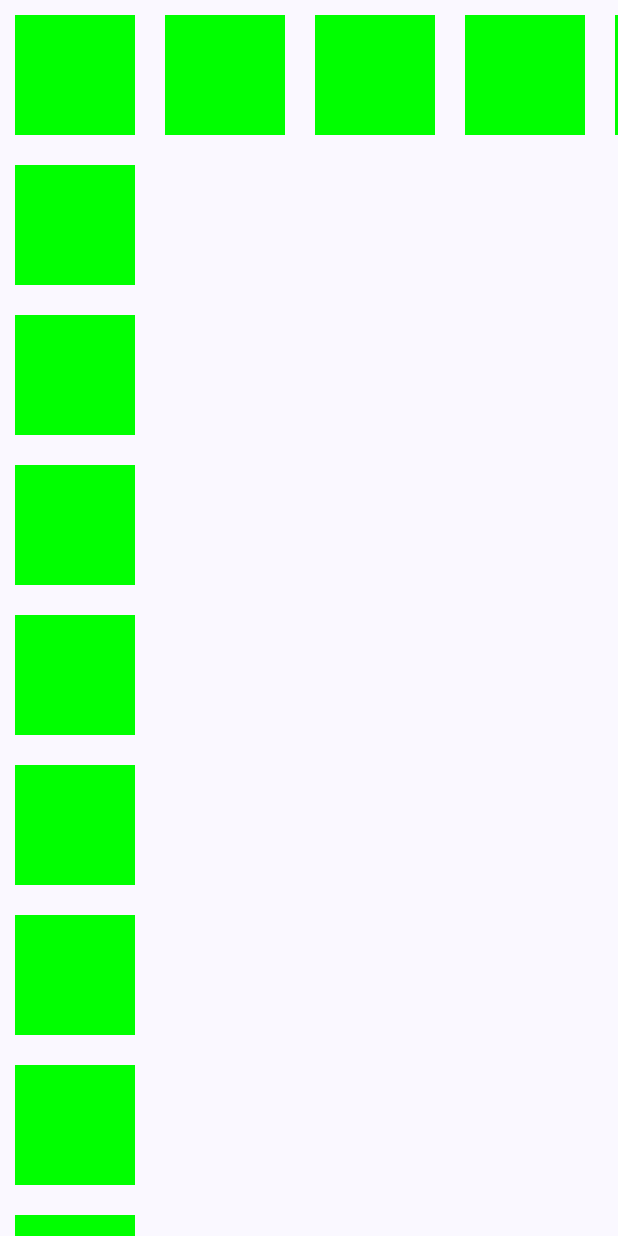
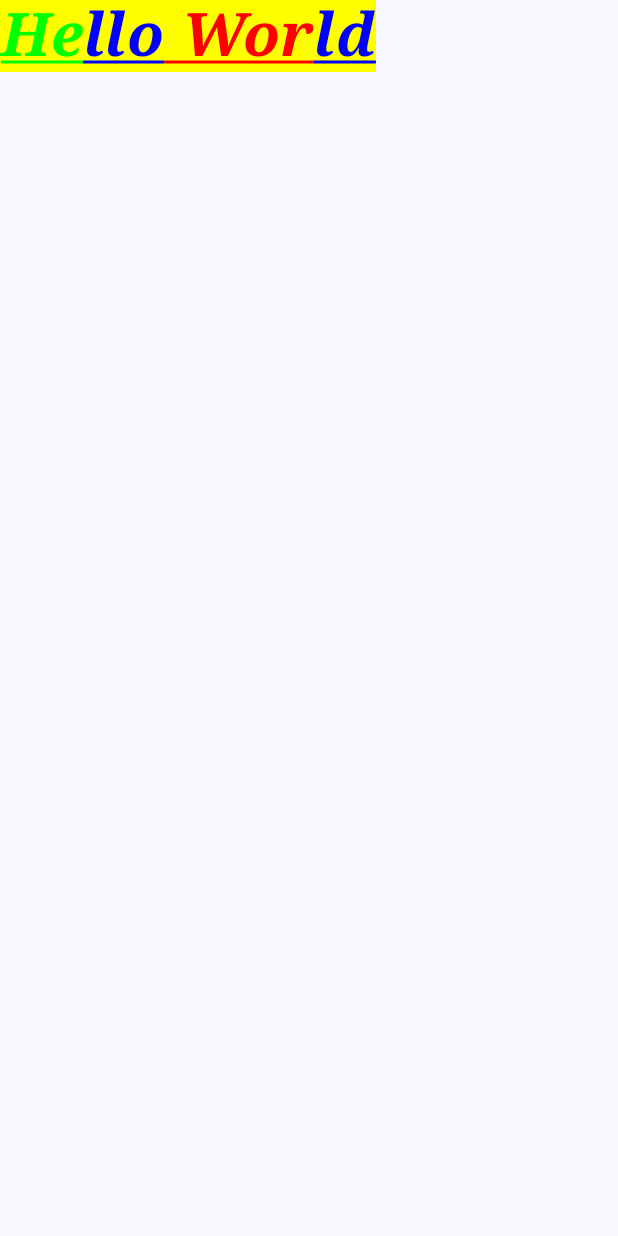
Before and after one commit to meuleuheu/JetpackComposeBasic, an Android app built with Jetpack Compose: the @Preview function GreetingPreview, on a phone screen of 412 x 824 dp. Run offline under Robolectric (Android 15) with nearby library versions, the phone set to English and light mode, and no system bars.

Commit message:
Text, font

```diff
--- a/app/src/main/java/com/example/jetpackcomposebasic/MainActivity.kt
+++ b/app/src/main/java/com/example/jetpackcomposebasic/MainActivity.kt
@@ -35,10 +35,22 @@ import androidx.compose.runtime.setValue
 import androidx.compose.ui.Alignment
 import androidx.compose.ui.Modifier
 import androidx.compose.ui.draw.clip
+import androidx.compose.ui.draw.rotate
 import androidx.compose.ui.draw.shadow
 import androidx.compose.ui.graphics.Color
+import androidx.compose.ui.text.SpanStyle
+import androidx.compose.ui.text.buildAnnotatedString
+import androidx.compose.ui.text.font.Font
+import androidx.compose.ui.text.font.FontFamily
+import androidx.compose.ui.text.font.FontStyle
+import androidx.compose.ui.text.font.FontWeight
+import androidx.compose.ui.text.style.TextAlign
+import androidx.compose.ui.text.style.TextDecoration
+import androidx.compose.ui.text.style.TextOverflow
+import androidx.compose.ui.text.withStyle
 import androidx.compose.ui.tooling.preview.Preview
 import androidx.compose.ui.unit.dp
+import androidx.compose.ui.unit.sp
 import com.example.jetpackcomposebasic.ui.theme.JetpackComposeBasicTheme
 
 class MainActivity : ComponentActivity() {
@@ -211,6 +223,47 @@ fun Greeting4_2(name: String, modifier: Modifier) {
 }
 // No.4 end
 
+// No.5
+val playfairFont = FontFamily(
+    Font(R.font.playfair_display_medium, weight = FontWeight.Medium),
+    Font(R.font.playfair_display_bold_italic, weight = FontWeight.Bold,
+        style = FontStyle.Italic
+    )
+)
+@Composable
+fun Greeting5(name: String, modifier: Modifier) {
+    Box {
+//        Text("Ngay mai ra sao chang ai biet truoc" +
+//        "nen moi khi co co hoi" +
+//        "toi deu muon ngam nhin ban lau hon mot chut",
+        Text(
+            buildAnnotatedString {
+                withStyle(style = SpanStyle(color = Color.Green)) {
+                    append("He")
+                }
+                append("llo")
+                withStyle(style = SpanStyle(fontWeight = FontWeight.Bold, color = Color.Red)) {
+                    append(" Wor")
+                }
+                append("ld")
+            },
+            textAlign = TextAlign.Center,
+            maxLines = 2,
+            overflow = TextOverflow.Ellipsis,
+            //softWrap = false,   //ko muon xuong dong
+            fontSize = 40.sp,
+            fontWeight = FontWeight.W700,
+            fontFamily = FontFamily.Serif,
+            fontStyle = FontStyle.Italic,
+            textDecoration = TextDecoration.Underline,
+            color = Color.Blue,
+            modifier = modifier.background(Color.Yellow)
+//                .rotate(90f)
+        )
+    }
+}
+// No.5 end
+
 @Preview(showBackground = true)
 @Composable
 fun GreetingPreview() {
@@ -219,7 +272,7 @@ fun GreetingPreview() {
             modifier = Modifier.fillMaxSize(),
             color = MaterialTheme.colorScheme.background
         ) {
-            Greeting4_1("Android", modifier = Modifier)
+            Greeting5("Android", modifier = Modifier)
         }
     }
 }
```
Also changed, not shown: app/src/main/res/font/playfair_display_bold_italic.ttf (added), app/src/main/res/font/playfair_display_medium.ttf (added).
